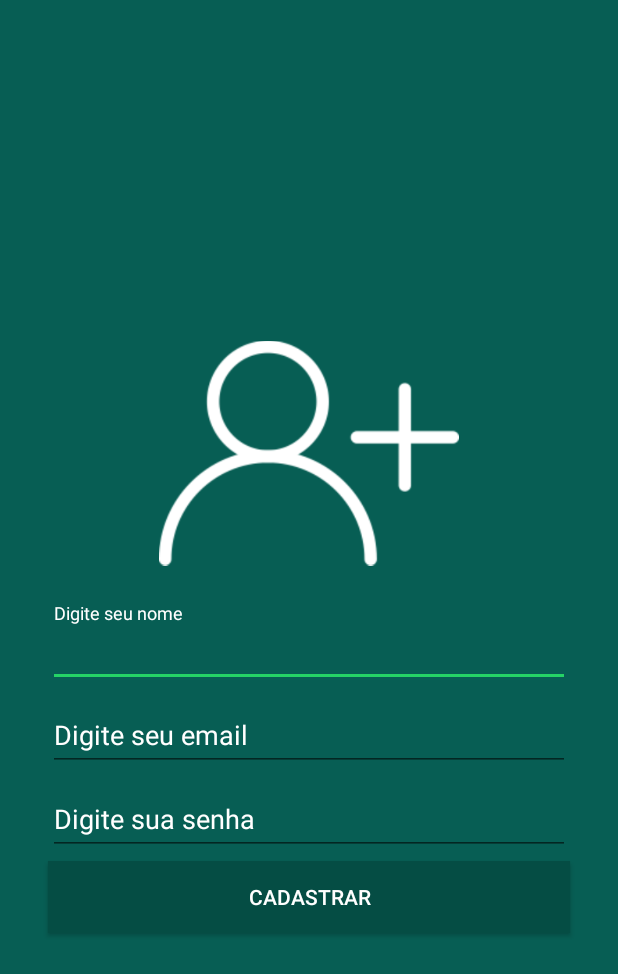
After one commit to fernando-goli/WhatsZappy, an Android app: the RegisterActivity screen opened directly, with no data from a screen before it, on a phone screen of 412 x 824 dp. The commit adds this screen. Shown: the top 974 px of the screen. Run offline under Robolectric (Android 15) with nearby library versions, the phone set to English and light mode, and no system bars; our stand-ins replace Firebase (no records; nobody signed in at launch, a user with empty details on screens opened directly).

Commit message:
create register and login

```diff
--- a/app/build.gradle
+++ b/app/build.gradle
@@ -26,7 +26,7 @@ android {
 
 dependencies {
     implementation fileTree(dir: 'libs', include: ['*.jar'])
-    implementation 'androidx.appcompat:appcompat:1.3.0'
+    implementation 'androidx.appcompat:appcompat:1.3.1'
     implementation 'androidx.constraintlayout:constraintlayout:2.0.4'
     testImplementation 'junit:junit:4.13.2'
     androidTestImplementation 'androidx.test.ext:junit:1.1.3'
@@ -38,4 +38,6 @@ dependencies {
     implementation 'com.google.firebase:firebase-database'
     implementation 'com.google.firebase:firebase-storage'
 
+    implementation 'com.google.android.material:material:1.4.0'
+
 }
--- /dev/null
+++ b/app/src/main/java/com/example/whatszappy/activity/RegisterActivity.java
@@ -0,0 +1,120 @@
+package com.example.whatszappy.activity;
+
+import androidx.annotation.NonNull;
+import androidx.appcompat.app.AppCompatActivity;
+
+import android.os.Bundle;
+import android.view.View;
+import android.widget.Button;
+import android.widget.Toast;
+
+import com.example.whatszappy.R;
+import com.example.whatszappy.config.ConfigFirebase;
+import com.example.whatszappy.model.Usuario;
+import com.google.android.gms.tasks.OnCompleteListener;
+import com.google.android.gms.tasks.Task;
+import com.google.android.material.textfield.TextInputEditText;
+import com.google.firebase.auth.AuthResult;
+import com.google.firebase.auth.FirebaseAuth;
+import com.google.firebase.auth.FirebaseAuthInvalidCredentialsException;
+import com.google.firebase.auth.FirebaseAuthUserCollisionException;
+import com.google.firebase.auth.FirebaseAuthWeakPasswordException;
+import com.google.firebase.auth.FirebaseUser;
+
+public class RegisterActivity extends AppCompatActivity {
+
+    private TextInputEditText editName, editEmail, editPassw;
+    private Button register;
+    //recupera instancia do firebase para autenticar
+    private FirebaseAuth fbAuth = ConfigFirebase.getFirebaseAuth();
+
+    @Override
+    protected void onCreate(Bundle savedInstanceState) {
+        super.onCreate(savedInstanceState);
+        setContentView(R.layout.activity_register);
+
+        editName = findViewById(R.id.editName);
+        editEmail = findViewById(R.id.editLoginEmail);
+        editPassw = findViewById(R.id.editLoginPassw);
+        register = findViewById(R.id.button);
+
+
+    }//onCreate
+
+    public void userDataValidation(View view) {
+
+        //pega informação do editText
+        String textName = editName.getText().toString();
+        String textEmail = editEmail.getText().toString();
+        String textPassw = editPassw.getText().toString();
+
+        //validar campos preenchidos
+        if (!textName.isEmpty()) {
+            if (!textEmail.isEmpty()) {
+                if (!textPassw.isEmpty()) {
+
+                    Usuario usuario = new Usuario();
+                    usuario.setNome(textName);
+                    usuario.setEmail(textEmail);
+                    usuario.setSenha(textPassw);
+
+                    registerUserFB(usuario);
+
+                } else {
+                    Toast.makeText(RegisterActivity.this, "Preencha o senha", Toast.LENGTH_SHORT).show();
+                }
+            } else {
+                Toast.makeText(RegisterActivity.this, "Preencha o email", Toast.LENGTH_SHORT).show();
+            }
+        } else {
+            Toast.makeText(RegisterActivity.this, "Preencha o nome", Toast.LENGTH_SHORT).show();
+        }
+
+    }
+
+    public void registerUserFB(Usuario usuario){
+
+        fbAuth.createUserWithEmailAndPassword( usuario.getEmail(), usuario.getSenha()
+        ).addOnCompleteListener(this, new OnCompleteListener<AuthResult>() {
+            @Override
+            public void onComplete(@NonNull Task<AuthResult> task) {
+                if (task.isSuccessful()){
+
+
+                    Toast.makeText(RegisterActivity.this, "Sucesso ao cadastrar usuario", Toast.LENGTH_SHORT).show();
+                    finish();
+
+                }else {
+                    String excecao = "";
+                    //tratar exceção no cadastro
+                    try {
+                        throw task.getException();
+                    } catch (FirebaseAuthWeakPasswordException e){
+                        excecao = "Digite uma senha mais forte!";
+                    } catch (FirebaseAuthInvalidCredentialsException e){
+                        excecao = "Digite uma email valido";
+                    } catch (FirebaseAuthUserCollisionException e) {
+                        excecao = "Esta conta já foi cadastrada";
+                    } catch (Exception e){
+                        excecao = "Erro ao cadastrar usuario" + e.getMessage();
+                        e.printStackTrace();
+                    }
+
+                    Toast.makeText(RegisterActivity.this, "Autenticação falhou", Toast.LENGTH_SHORT).show();
+                    Toast.makeText(RegisterActivity.this, excecao, Toast.LENGTH_SHORT).show();
+                }
+            }
+        });
+    }
+
+    @Override
+    protected void onStart() {
+        super.onStart();
+        FirebaseUser currentUser = fbAuth.getCurrentUser();
+        if(currentUser != null ){
+            currentUser.reload();
+        }
+
+    }
+
+}
--- /dev/null
+++ b/app/src/main/java/com/example/whatszappy/config/ConfigFirebase.java
@@ -0,0 +1,32 @@
+package com.example.whatszappy.config;
+
+import com.google.firebase.auth.FirebaseAuth;
+import com.google.firebase.auth.FirebaseUser;
+import com.google.firebase.database.DatabaseReference;
+import com.google.firebase.database.FirebaseDatabase;
+
+public class ConfigFirebase {
+
+    private static FirebaseAuth authentication;
+    private static DatabaseReference database;
+    private static FirebaseUser userFB;
+
+    //retorna a instancia do firebaseDatabase
+    public static DatabaseReference getFirebaseDatabase(){
+        if( database == null){
+            database = FirebaseDatabase.getInstance().getReference();
+        }
+        return database;
+    }
+
+    //retorna a instancia do firebaseauth
+    public static FirebaseAuth getFirebaseAuth() {
+
+        if (authentication == null) {
+            authentication = FirebaseAuth.getInstance();
+        }
+        return authentication;
+    }
+
+
+}
--- /dev/null
+++ b/app/src/main/res/layout/activity_register.xml
@@ -0,0 +1,113 @@
+<?xml version="1.0" encoding="utf-8"?>
+<androidx.constraintlayout.widget.ConstraintLayout xmlns:android="http://schemas.android.com/apk/res/android"
+    xmlns:app="http://schemas.android.com/apk/res-auto"
+    xmlns:tools="http://schemas.android.com/tools"
+    android:layout_width="match_parent"
+    android:layout_height="match_parent"
+    android:background="@color/colorPrimary"
+    tools:context=".activity.RegisterActivity">
+
+    <ImageView
+        android:id="@+id/imageView"
+        android:layout_width="200dp"
+        android:layout_height="200dp"
+        android:contentDescription="@string/image_logo"
+        app:layout_constraintBottom_toTopOf="@+id/textInputLayout4"
+        app:layout_constraintEnd_toEndOf="parent"
+        app:layout_constraintHorizontal_bias="0.5"
+        app:layout_constraintStart_toStartOf="parent"
+        app:layout_constraintTop_toTopOf="parent"
+        app:layout_constraintVertical_chainStyle="packed"
+        app:srcCompat="@drawable/usuario" />
+
+    <com.google.android.material.textfield.TextInputLayout
+        android:id="@+id/textInputLayout4"
+        android:layout_width="0dp"
+        android:layout_height="wrap_content"
+        android:layout_marginStart="32dp"
+        android:layout_marginEnd="32dp"
+        android:textColorHint="@android:color/white"
+        app:hintTextColor="@android:color/white"
+        app:layout_constraintBottom_toTopOf="@+id/textInputLayout5"
+        app:layout_constraintEnd_toEndOf="parent"
+        app:layout_constraintHorizontal_bias="0.5"
+        app:layout_constraintStart_toStartOf="parent"
+        app:layout_constraintTop_toBottomOf="@+id/imageView">
+
+        <com.google.android.material.textfield.TextInputEditText
+            android:id="@+id/editName"
+            android:layout_width="match_parent"
+            android:layout_height="wrap_content"
+            android:hint="@string/digite_nome"
+            android:inputType="textPersonName"
+            android:textColor="@android:color/white" />
+    </com.google.android.material.textfield.TextInputLayout>
+
+    <com.google.android.material.textfield.TextInputLayout
+        android:id="@+id/textInputLayout5"
+        android:layout_width="0dp"
+        android:layout_height="wrap_content"
+        android:layout_marginStart="32dp"
+        android:layout_marginEnd="32dp"
+        android:textColorHint="@android:color/white"
+        app:hintTextColor="@android:color/white"
+        app:layout_constraintBottom_toTopOf="@+id/textInputLayout6"
+        app:layout_constraintEnd_toEndOf="parent"
+        app:layout_constraintHorizontal_bias="0.5"
+        app:layout_constraintStart_toStartOf="parent"
+        app:layout_constraintTop_toBottomOf="@+id/textInputLayout4">
+
+        <com.google.android.material.textfield.TextInputEditText
+            android:id="@+id/editLoginEmail"
+            android:layout_width="match_parent"
+            android:layout_height="wrap_content"
+            android:hint="@string/digite_email"
+            android:inputType="textEmailAddress"
+            android:textColor="@android:color/white" />
+    </com.google.android.material.textfield.TextInputLayout>
+
+    <com.google.android.material.textfield.TextInputLayout
+        android:id="@+id/textInputLayout6"
+        android:layout_width="0dp"
+        android:layout_height="wrap_content"
+        android:layout_marginStart="32dp"
+        android:layout_marginEnd="32dp"
+        android:textColorHint="@android:color/white"
+        app:hintTextColor="@android:color/white"
+        app:layout_constraintBottom_toTopOf="@+id/button"
+        app:layout_constraintEnd_toEndOf="parent"
+        app:layout_constraintHorizontal_bias="0.5"
+        app:layout_constraintStart_toStartOf="parent"
+        app:layout_constraintTop_toBottomOf="@+id/textInputLayout5"
+        app:placeholderTextColor="@null">
+
+        <com.google.android.material.textfield.TextInputEditText
+            android:id="@+id/editLoginPassw"
+            android:layout_width="match_parent"
+            android:layout_height="wrap_content"
+            android:hint="@string/digite_senha"
+            android:inputType="textPassword"
+            android:textColor="@android:color/white"
+            android:textColorLink="@android:color/white" />
+
+    </com.google.android.material.textfield.TextInputLayout>
+
+    <Button
+        android:id="@+id/button"
+        android:layout_width="0dp"
+        android:layout_height="wrap_content"
+        android:layout_marginStart="32dp"
+        android:layout_marginTop="4dp"
+        android:layout_marginEnd="32dp"
+        android:background="@color/colorPrimaryDark"
+        android:text="@string/cadastrar"
+        android:textColor="@android:color/white"
+        app:layout_constraintBottom_toBottomOf="parent"
+        app:layout_constraintEnd_toEndOf="parent"
+        app:layout_constraintHorizontal_bias="0.5"
+        app:layout_constraintStart_toStartOf="parent"
+        app:layout_constraintTop_toBottomOf="@+id/textInputLayout6"
+        android:onClick="userDataValidation"/>
+
+
+</androidx.constraintlayout.widget.ConstraintLayout>
--- a/app/src/main/res/values/colors.xml
+++ b/app/src/main/res/values/colors.xml
@@ -1,8 +1,8 @@
 <?xml version="1.0" encoding="utf-8"?>
 <resources>
-    <color name="colorPrimary">#008577</color>
-    <color name="colorPrimaryDark">#00574B</color>
-    <color name="colorAccent">#D81B60</color>
+    <color name="colorPrimary">#075E54</color>
+    <color name="colorPrimaryDark">#054D44</color>
+    <color name="colorAccent">#25D366</color>
     <color name="colorBackgroundGreen">#096A63</color>
     <color name="colorBackgroundGreenBtn">#074E48</color>
 </resources>
--- a/app/src/main/res/values/strings.xml
+++ b/app/src/main/res/values/strings.xml
@@ -1,3 +1,17 @@
 <resources>
+
+    <!--Login / Register -->
     <string name="app_name">WhatsZappy</string>
+    <string name="image_logo">image_logo</string>
+    <string name="digite_email">Digite seu email</string>
+    <string name="digite_senha">Digite sua senha</string>
+    <string name="digite_nome">Digite seu nome</string>
+    <string name="loginBtn">Login</string>
+    <string name="cadastre_se">Cadastre-se</string>
+    <string name="nao_tem_conta">Não tem conta ?</string>
+    <string name="cadastrar">Cadastrar</string>
+
+    <!---->
+
+
 </resources>
--- a/app/src/main/res/values/styles.xml
+++ b/app/src/main/res/values/styles.xml
@@ -1,7 +1,7 @@
 <resources>
 
     <!-- Base application theme. -->
-    <style name="AppTheme" parent="Theme.AppCompat.Light.DarkActionBar">
+    <style name="AppTheme" parent="Theme.AppCompat.Light.NoActionBar">
         <!-- Customize your theme here. -->
         <item name="colorPrimary">@color/colorPrimary</item>
         <item name="colorPrimaryDark">@color/colorPrimaryDark</item>
```
Also changed, not shown: app/src/main/AndroidManifest.xml (+9 -4 lines), app/src/main/java/com/example/whatszappy/activity/ChatActivity.java (renamed from app/src/main/java/com/example/whatszappy/MainActivity.java, +5 -5 lines), app/src/main/java/com/example/whatszappy/activity/LoginActivity.java (added, +111 -0 lines), app/src/main/java/com/example/whatszappy/activity/MainActivity.java (added, +21 -0 lines), app/src/main/java/com/example/whatszappy/model/Usuario.java (added, +43 -0 lines), app/src/main/res/layout/activity_chat.xml (added, +9 -0 lines), app/src/main/res/layout/activity_login.xml (added, +119 -0 lines), app/src/main/res/layout/activity_main.xml (+3 -68 lines).
